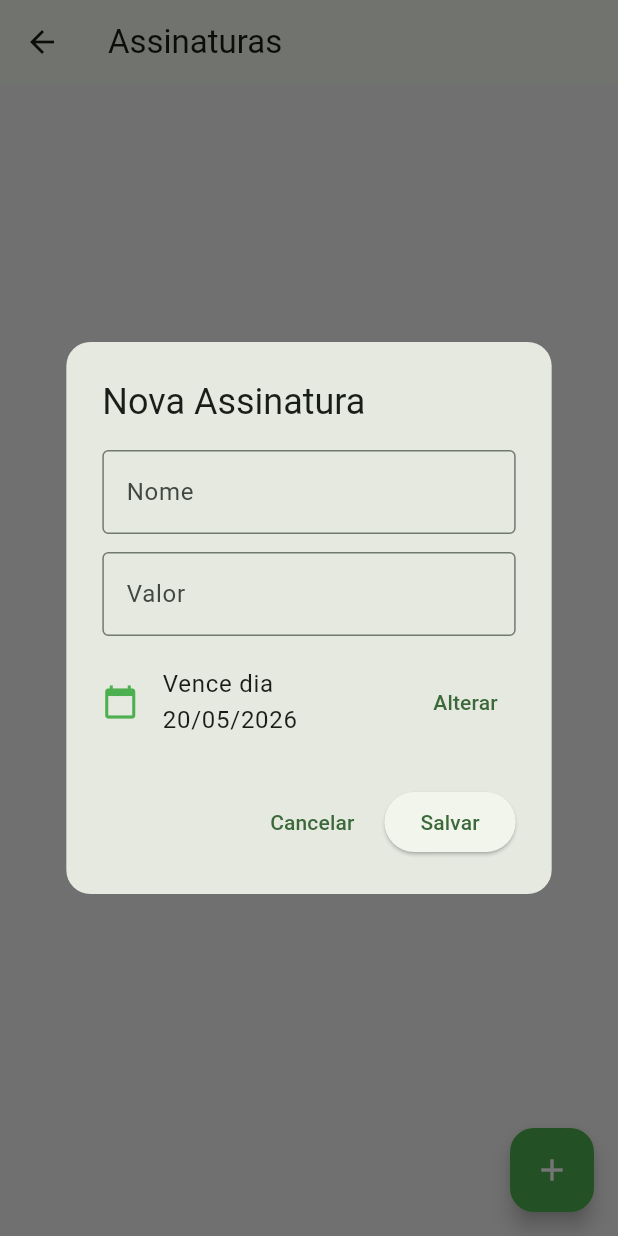
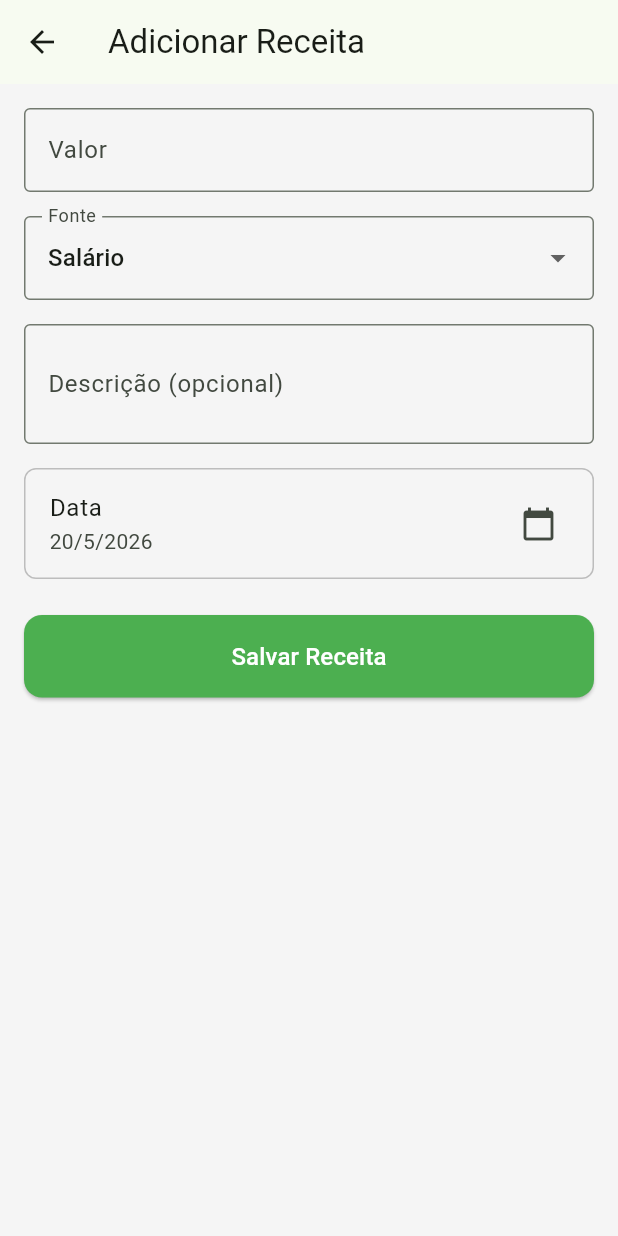
Before and after one commit to upsetups79-boop/gestao_de_gastos, a Flutter app: the screen it shows after launch, item 2 of the bottom bar chosen, after a tap on the "add" icon, on a phone screen of 412 x 824 dp. Run offline on Flutter 3.47's test engine with Material 3 defaults, Android fonts, the phone set to English and light mode, and no system bars; our stand-ins replace fl_chart, pdf, printing, sqflite; accounts and stored records are empty.

Commit message:
Adiciona funcionalidade de receitas
- Modelo de receita com fonte, valor e data
- Tela para adicionar receitas
- Tela para listar receitas
- Saldo na tela principal (receitas - despesas)
- Menu inferior com acesso as receitas

Co-Authored-By: OpenClaude (mimo-v2-pro) <openclaude@gitlawb.com>

```diff
--- /dev/null
+++ b/lib/models/income.dart
@@ -0,0 +1,35 @@
+class Income {
+  final int? id;
+  final double value;
+  final String source;
+  final String? description;
+  final DateTime date;
+
+  Income({
+    this.id,
+    required this.value,
+    required this.source,
+    this.description,
+    required this.date,
+  });
+
+  Map<String, dynamic> toMap() {
+    return {
+      'id': id,
+      'value': value,
+      'source': source,
+      'description': description,
+      'date': date.toIso8601String(),
+    };
+  }
+
+  static Income fromMap(Map<String, dynamic> map) {
+    return Income(
+      id: map['id'],
+      value: (map['value'] as num).toDouble(),
+      source: map['source'],
+      description: map['description'],
+      date: DateTime.parse(map['date']),
+    );
+  }
+}
--- /dev/null
+++ b/lib/screens/add_income_screen.dart
@@ -0,0 +1,160 @@
+import 'package:flutter/material.dart';
+import 'package:flutter/services.dart';
+import '../models/income.dart';
+import '../services/database_helper.dart';
+import '../utils/currency_formatter.dart';
+
+class AddIncomeScreen extends StatefulWidget {
+  final VoidCallback onIncomeAdded;
+
+  const AddIncomeScreen({super.key, required this.onIncomeAdded});
+
+  @override
+  State<AddIncomeScreen> createState() => _AddIncomeScreenState();
+}
+
+class _AddIncomeScreenState extends State<AddIncomeScreen> {
+  final _formKey = GlobalKey<FormState>();
+  final _valueController = TextEditingController();
+  final _descriptionController = TextEditingController();
+  String _selectedSource = 'Salário';
+  DateTime _selectedDate = DateTime.now();
+
+  final List<String> _sources = [
+    'Salário',
+    'Freelance',
+    'Investimentos',
+    'Vendas',
+    'Outros',
+  ];
+
+  @override
+  void dispose() {
+    _valueController.dispose();
+    _descriptionController.dispose();
+    super.dispose();
+  }
+
+  Future<void> _selectDate() async {
+    final picked = await showDatePicker(
+      context: context,
+      initialDate: _selectedDate,
+      firstDate: DateTime(2020),
+      lastDate: DateTime.now(),
+    );
+    if (picked != null) {
+      setState(() => _selectedDate = picked);
+    }
+  }
+
+  Future<void> _saveIncome() async {
+    if (_formKey.currentState!.validate()) {
+      final value = double.parse(
+          _valueController.text.replaceAll('.', '').replaceAll(',', '.'));
+      final income = Income(
+        value: value,
+        source: _selectedSource,
+        description: _descriptionController.text.isEmpty
+            ? null
+            : _descriptionController.text,
+        date: _selectedDate,
+      );
+      await DatabaseHelper.instance.insertIncome(income);
+      widget.onIncomeAdded();
+      if (mounted) Navigator.pop(context);
+    }
+  }
+
+  @override
+  Widget build(BuildContext context) {
+    return Scaffold(
+      appBar: AppBar(
+        title: const Text('Adicionar Receita'),
+      ),
+      body: SingleChildScrollView(
+        padding: const EdgeInsets.all(16),
+        child: Form(
+          key: _formKey,
+          child: Column(
+            crossAxisAlignment: CrossAxisAlignment.stretch,
+            children: [
+              TextFormField(
+                controller: _valueController,
+                decoration: const InputDecoration(
+                  labelText: 'Valor',
+                  prefixText: 'R\$ ',
+                  border: OutlineInputBorder(),
+                ),
+                keyboardType: TextInputType.number,
+                inputFormatters: [
+                  FilteringTextInputFormatter.allow(RegExp(r'[\d,.]')),
+                ],
+                validator: (value) {
+                  if (value == null || value.isEmpty) {
+                    return 'Informe o valor';
+                  }
+                  return null;
+                },
+              ),
+              const SizedBox(height: 16),
+              DropdownButtonFormField<String>(
+                value: _selectedSource,
+                decoration: const InputDecoration(
+                  labelText: 'Fonte',
+                  border: OutlineInputBorder(),
+                ),
+                items: _sources.map((source) {
+                  return DropdownMenuItem(
+                    value: source,
+                    child: Text(source),
+                  );
+                }).toList(),
+                onChanged: (value) {
+                  setState(() => _selectedSource = value!);
+                },
+              ),
+              const SizedBox(height: 16),
+              TextFormField(
+                controller: _descriptionController,
+                decoration: const InputDecoration(
+                  labelText: 'Descrição (opcional)',
+                  border: OutlineInputBorder(),
+                ),
+                maxLines: 2,
+              ),
+              const SizedBox(height: 16),
+              ListTile(
+                title: const Text('Data'),
+                subtitle: Text(
+                  '${_selectedDate.day}/${_selectedDate.month}/${_selectedDate.year}',
+                ),
+                trailing: const Icon(Icons.calendar_today),
+                onTap: _selectDate,
+                shape: RoundedRectangleBorder(
+                  borderRadius: BorderRadius.circular(8),
+                  side: BorderSide(color: Colors.grey[400]!),
+                ),
+              ),
+              const SizedBox(height: 24),
+              ElevatedButton(
+                onPressed: _saveIncome,
+                style: ElevatedButton.styleFrom(
+                  backgroundColor: Colors.green,
+                  foregroundColor: Colors.white,
+                  padding: const EdgeInsets.symmetric(vertical: 16),
+                  shape: RoundedRectangleBorder(
+                    borderRadius: BorderRadius.circular(12),
+                  ),
+                ),
+                child: const Text(
+                  'Salvar Receita',
+                  style: TextStyle(fontSize: 16),
+                ),
+              ),
+            ],
+          ),
+        ),
+      ),
+    );
+  }
+}
--- a/lib/screens/home_screen.dart
+++ b/lib/screens/home_screen.dart
@@ -7,6 +7,7 @@ import '../widgets/expense_card.dart';
 import '../widgets/monthly_chart.dart';
 import '../widgets/month_selector.dart';
 import 'add_expense_screen.dart';
+import 'incomes_screen.dart';
 import 'subscriptions_screen.dart';
 import 'goals_screen.dart';
 
@@ -22,6 +23,7 @@ import 'goals_screen.dart';
     List<Expense> _monthExpenses = [];
     double _totalMonth = 0;
     double _totalLastMonth = 0;
+    double _totalIncome = 0;
     bool _isLoading = true;
     DateTime _selectedMonth =
         DateTime(DateTime.now().year, DateTime.now().month, 1);
@@ -48,11 +50,15 @@ import 'goals_screen.dart';
           .getExpensesByDateRange(startOfMonth, endOfMonth);
       final lastMonthData = await DatabaseHelper.instance
           .getExpensesByDateRange(startOfLastMonth, endOfLastMonth);
+      final currentMonthIncome = await DatabaseHelper.instance
+          .getIncomesByDateRange(startOfMonth, endOfMonth);
 
       final totalCurrent =
           currentMonthData.fold(0.0, (sum, item) => sum + item.value);
       final totalLast =
           lastMonthData.fold(0.0, (sum, item) => sum + item.value);
+      final totalIncome =
+          currentMonthIncome.fold(0.0, (sum, item) => sum + item.value);
 
       if (mounted) {
         setState(() {
@@ -60,6 +66,7 @@ import 'goals_screen.dart';
           _monthExpenses = currentMonthData;
           _totalMonth = totalCurrent;
           _totalLastMonth = totalLast;
+          _totalIncome = totalIncome;
           _isLoading = false;
         });
       }
@@ -136,8 +143,11 @@ import 'goals_screen.dart';
           child: const Icon(Icons.add, color: Colors.white),
         ),
         bottomNavigationBar: BottomNavigationBar(
+          type: BottomNavigationBarType.fixed,
           items: const [
             BottomNavigationBarItem(icon: Icon(Icons.home), label: 'Home'),
+            BottomNavigationBarItem(
+                icon: Icon(Icons.account_balance_wallet), label: 'Receitas'),
             BottomNavigationBarItem(
                 icon: Icon(Icons.subscriptions), label: 'Assinaturas'),
             BottomNavigationBarItem(
@@ -148,8 +158,13 @@ import 'goals_screen.dart';
               Navigator.push(
                   context,
                   MaterialPageRoute(
+                      builder: (_) => const IncomesScreen()));
+            } else if (index == 2) {
+              Navigator.push(
+                  context,
+                  MaterialPageRoute(
                       builder: (_) => const SubscriptionsScreen()));
-            } else if (index == 2) {
+            } else if (index == 3) {
               Navigator.push(context,
                   MaterialPageRoute(builder: (_) => const GoalsScreen()));
             }
@@ -159,6 +174,7 @@ import 'goals_screen.dart';
     }
 
     Widget _buildSummaryCard() {
+      final balance = _totalIncome - _totalMonth;
       return Card(
         elevation: 4,
         shape: RoundedRectangleBorder(borderRadius: BorderRadius.circular(12)),
@@ -177,15 +193,50 @@ import 'goals_screen.dart';
             crossAxisAlignment: CrossAxisAlignment.start,
             children: [
               Text(
-                'Total em ${CurrencyFormatter.formatMonth(_selectedMonth)}',
+                'Saldo em ${CurrencyFormatter.formatMonth(_selectedMonth)}',
                 style: const TextStyle(fontSize: 16, color: Colors.white70),
               ),
               const SizedBox(height: 8),
-              Text(CurrencyFormatter.format(_totalMonth),
-                  style: const TextStyle(
+              Text(CurrencyFormatter.format(balance),
+                  style: TextStyle(
                       fontSize: 32,
                       fontWeight: FontWeight.bold,
-                      color: Colors.white)),
+                      color: balance >= 0 ? Colors.white : Colors.red[200])),
+              const SizedBox(height: 12),
+              Row(
+                children: [
+                  Expanded(
+                    child: Column(
+                      crossAxisAlignment: CrossAxisAlignment.start,
+                      children: [
+                        const Text('Receitas',
+                            style: TextStyle(
+                                fontSize: 12, color: Colors.white70)),
+                        Text(CurrencyFormatter.format(_totalIncome),
+                            style: const TextStyle(
+                                fontSize: 16,
+                                fontWeight: FontWeight.bold,
+                                color: Colors.white)),
+                      ],
+                    ),
+                  ),
+                  Expanded(
+                    child: Column(
+                      crossAxisAlignment: CrossAxisAlignment.start,
+                      children: [
+                        const Text('Despesas',
+                            style: TextStyle(
+                                fontSize: 12, color: Colors.white70)),
+                        Text(CurrencyFormatter.format(_totalMonth),
+                            style: const TextStyle(
+                                fontSize: 16,
+                                fontWeight: FontWeight.bold,
+                                color: Colors.white)),
+                      ],
+                    ),
+                  ),
+                ],
+              ),
               if (_totalLastMonth > 0 && _totalMonth > _totalLastMonth * 1.2)
                 Padding(
                   padding: const EdgeInsets.only(top: 10),
--- /dev/null
+++ b/lib/screens/incomes_screen.dart
@@ -0,0 +1,174 @@
+import 'package:flutter/material.dart';
+import '../models/income.dart';
+import '../services/database_helper.dart';
+import '../utils/currency_formatter.dart';
+import 'add_income_screen.dart';
+
+class IncomesScreen extends StatefulWidget {
+  const IncomesScreen({super.key});
+
+  @override
+  State<IncomesScreen> createState() => _IncomesScreenState();
+}
+
+class _IncomesScreenState extends State<IncomesScreen> {
+  List<Income> _incomes = [];
+  bool _isLoading = true;
+
+  @override
+  void initState() {
+    super.initState();
+    _loadIncomes();
+  }
+
+  Future<void> _loadIncomes() async {
+    setState(() => _isLoading = true);
+    final incomes = await DatabaseHelper.instance.getIncomes();
+    setState(() {
+      _incomes = incomes;
+      _isLoading = false;
+    });
+  }
+
+  Future<void> _deleteIncome(int id) async {
+    await DatabaseHelper.instance.deleteIncome(id);
+    _loadIncomes();
+  }
+
+  @override
+  Widget build(BuildContext context) {
+    return Scaffold(
+      appBar: AppBar(
+        title: const Text('Receitas'),
+      ),
+      body: _isLoading
+          ? const Center(child: CircularProgressIndicator())
+          : _incomes.isEmpty
+              ? Center(
+                  child: Column(
+                    mainAxisAlignment: MainAxisAlignment.center,
+                    children: [
+                      Icon(Icons.account_balance_wallet,
+                          size: 80, color: Colors.grey[400]),
+                      const SizedBox(height: 16),
+                      Text(
+                        'Nenhuma receita registrada',
+                        style: TextStyle(
+                          fontSize: 18,
+                          color: Colors.grey[600],
+                        ),
+                      ),
+                      const SizedBox(height: 8),
+                      Text(
+                        'Adicione sua primeira receita',
+                        style: TextStyle(
+                          fontSize: 14,
+                          color: Colors.grey[500],
+                        ),
+                      ),
+                    ],
+                  ),
+                )
+              : ListView.builder(
+                  padding: const EdgeInsets.all(16),
+                  itemCount: _incomes.length,
+                  itemBuilder: (context, index) {
+                    final income = _incomes[index];
+                    return Card(
+                      margin: const EdgeInsets.only(bottom: 12),
+                      child: ListTile(
+                        leading: CircleAvatar(
+                          backgroundColor: Colors.green[100],
+                          child: Icon(
+                            _getIconForSource(income.source),
+                            color: Colors.green[700],
+                          ),
+                        ),
+                        title: Text(
+                          income.source,
+                          style: const TextStyle(fontWeight: FontWeight.bold),
+                        ),
+                        subtitle: Text(
+                          income.description ?? 'Sem descrição',
+                        ),
+                        trailing: Column(
+                          mainAxisAlignment: MainAxisAlignment.center,
+                          crossAxisAlignment: CrossAxisAlignment.end,
+                          children: [
+                            Text(
+                              CurrencyFormatter.format(income.value),
+                              style: TextStyle(
+                                fontWeight: FontWeight.bold,
+                                color: Colors.green[700],
+                                fontSize: 16,
+                              ),
+                            ),
+                            Text(
+                              '${income.date.day}/${income.date.month}/${income.date.year}',
+                              style: TextStyle(
+                                color: Colors.grey[500],
+                                fontSize: 12,
+                              ),
+                            ),
+                          ],
+                        ),
+                        onLongPress: () => _showDeleteDialog(income),
+                      ),
+                    );
+                  },
+                ),
+      floatingActionButton: FloatingActionButton(
+        onPressed: () async {
+          await Navigator.push(
+            context,
+            MaterialPageRoute(
+              builder: (context) => AddIncomeScreen(
+                onIncomeAdded: _loadIncomes,
+              ),
+            ),
+          );
+        },
+        backgroundColor: Colors.green,
+        child: const Icon(Icons.add, color: Colors.white),
+      ),
+    );
+  }
+
+  IconData _getIconForSource(String source) {
+    switch (source) {
+      case 'Salário':
+        return Icons.work;
+      case 'Freelance':
+        return Icons.computer;
+      case 'Investimentos':
+        return Icons.trending_up;
+      case 'Vendas':
+        return Icons.shopping_cart;
+      default:
+        return Icons.attach_money;
+    }
+  }
+
+  void _showDeleteDialog(Income income) {
+    showDialog(
+      context: context,
+      builder: (context) => AlertDialog(
+        title: const Text('Excluir receita'),
+        content: Text('Deseja excluir a receita de ${income.source}?'),
+        actions: [
+          TextButton(
+            onPressed: () => Navigator.pop(context),
+            child: const Text('Cancelar'),
+          ),
+          TextButton(
+            onPressed: () {
+              Navigator.pop(context);
+              _deleteIncome(income.id!);
+            },
+            child: const Text('Excluir', style: TextStyle(color: Colors.red)),
+          ),
+        ],
+      ),
+    );
+  }
+}
--- a/lib/services/database_helper.dart
+++ b/lib/services/database_helper.dart
@@ -1,6 +1,7 @@
 import 'package:sqflite/sqflite.dart';
 import 'package:path/path.dart' as p;
 import '../models/expense.dart';
+import '../models/income.dart';
 import '../models/subscription.dart';
 import '../models/goal.dart';
 
@@ -19,7 +20,21 @@ import '../models/goal.dart';
     Future<Database> _initDB(String filePath) async {
       final dbPath = await getDatabasesPath();
       final path = p.join(dbPath, filePath);
-      return await openDatabase(path, version: 1, onCreate: _createDB);
+      return await openDatabase(path, version: 2, onCreate: _createDB, onUpgrade: _onUpgrade);
+    }
+
+    Future _onUpgrade(Database db, int oldVersion, int newVersion) async {
+      if (oldVersion < 2) {
+        await db.execute('''
+          CREATE TABLE incomes (
+            id INTEGER PRIMARY KEY AUTOINCREMENT,
+            value REAL NOT NULL,
+            source TEXT NOT NULL,
+            description TEXT,
+            date TEXT NOT NULL
+          )
+        ''');
+      }
     }
 
     Future _createDB(Database db, int version) async {
@@ -28,6 +43,15 @@ import '../models/goal.dart';
           id INTEGER PRIMARY KEY AUTOINCREMENT,
           value REAL NOT NULL,
           category TEXT NOT NULL,
+          description TEXT,
+          date TEXT NOT NULL
+        )
+      ''');
+      await db.execute('''
+        CREATE TABLE incomes (
+          id INTEGER PRIMARY KEY AUTOINCREMENT,
+          value REAL NOT NULL,
+          source TEXT NOT NULL,
           description TEXT,
           date TEXT NOT NULL
         )
@@ -77,6 +101,33 @@ import '../models/goal.dart';
       return await db.delete('expenses', where: 'id = ?', whereArgs: [id]);
     }
 
+    Future<int> insertIncome(Income income) async {
+      final db = await instance.database;
+      return await db.insert('incomes', income.toMap());
+    }
+
+    Future<List<Income>> getIncomes() async {
+      final db = await instance.database;
+      final maps = await db.query('incomes', orderBy: 'date DESC');
+      return maps.map((map) => Income.fromMap(map)).toList();
+    }
+
+    Future<List<Income>> getIncomesByDateRange(DateTime start, DateTime end) async {
+      final db = await instance.database;
+      final maps = await db.query(
+        'incomes',
+        where: 'date >= ? AND date <= ?',
+        whereArgs: [start.toIso8601String(), end.toIso8601String()],
+        orderBy: 'date DESC',
+      );
+      return maps.map((map) => Income.fromMap(map)).toList();
+    }
+
+    Future<int> deleteIncome(int id) async {
+      final db = await instance.database;
+      return await db.delete('incomes', where: 'id = ?', whereArgs: [id]);
+    }
+
     Future<int> insertSubscription(Subscription subscription) async {
       final db = await instance.database;
       return await db.insert('subscriptions', subscription.toMap());
```
